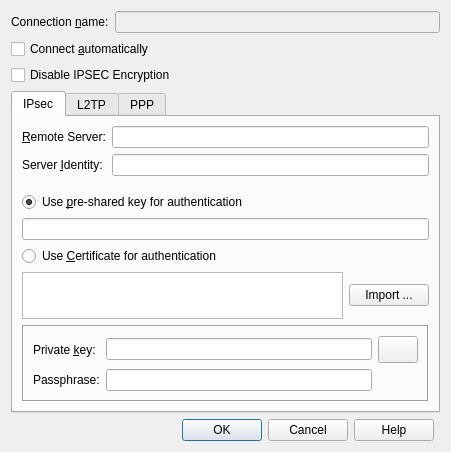
This is src/dialogs/ConnectionSettingsDialog.ui in wejaeger/l2tp-ipsec-vpn as Qt 5 draws it before an edit. The edited form follows.
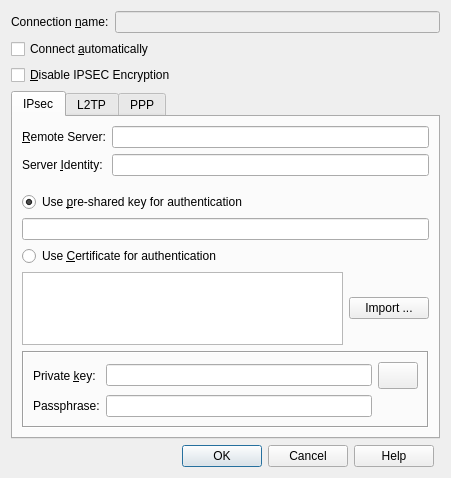
This is the edited form. Icons and pictures are not drawn.

Diff of the .ui file:
```diff
--- a/src/dialogs/ConnectionSettingsDialog.ui
+++ b/src/dialogs/ConnectionSettingsDialog.ui
@@ -7,7 +7,7 @@
     <x>0</x>
     <y>0</y>
     <width>451</width>
-    <height>452</height>
+    <height>478</height>
    </rect>
   </property>
   <property name="windowTitle">
@@ -578,7 +578,7 @@
    <item row="2" column="0">
     <widget class="QCheckBox" name="m_pDisableIPSecEncryption">
      <property name="text">
-      <string>Disable IPSEC Encryption</string>
+      <string>&amp;Disable IPSEC Encryption</string>
      </property>
     </widget>
    </item>
```
Left out of the diff: 15 changed lines with no effect on the pictures.
